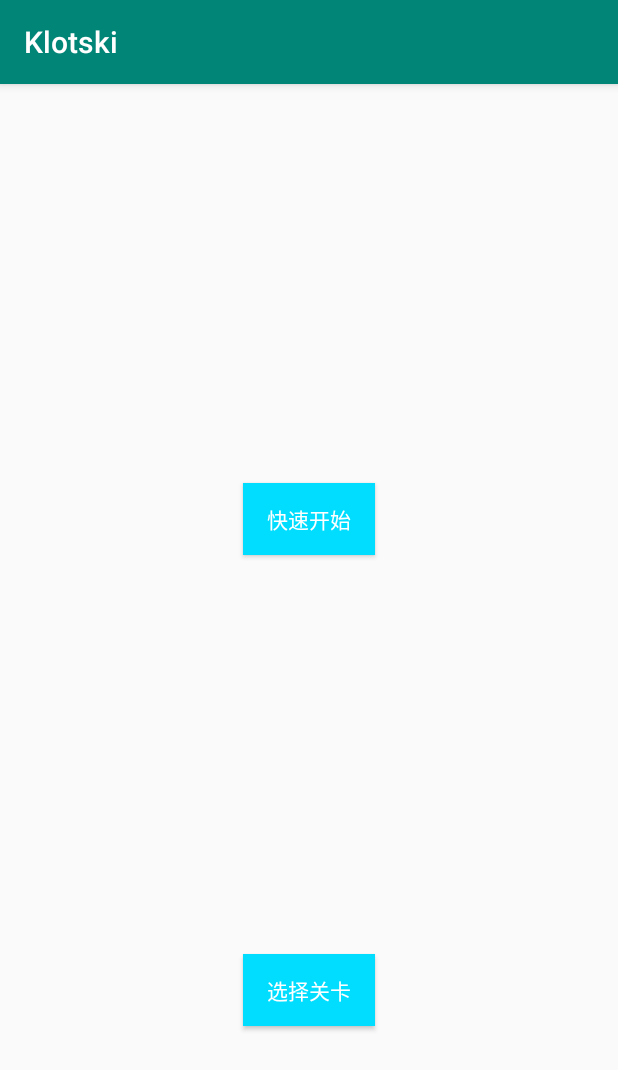
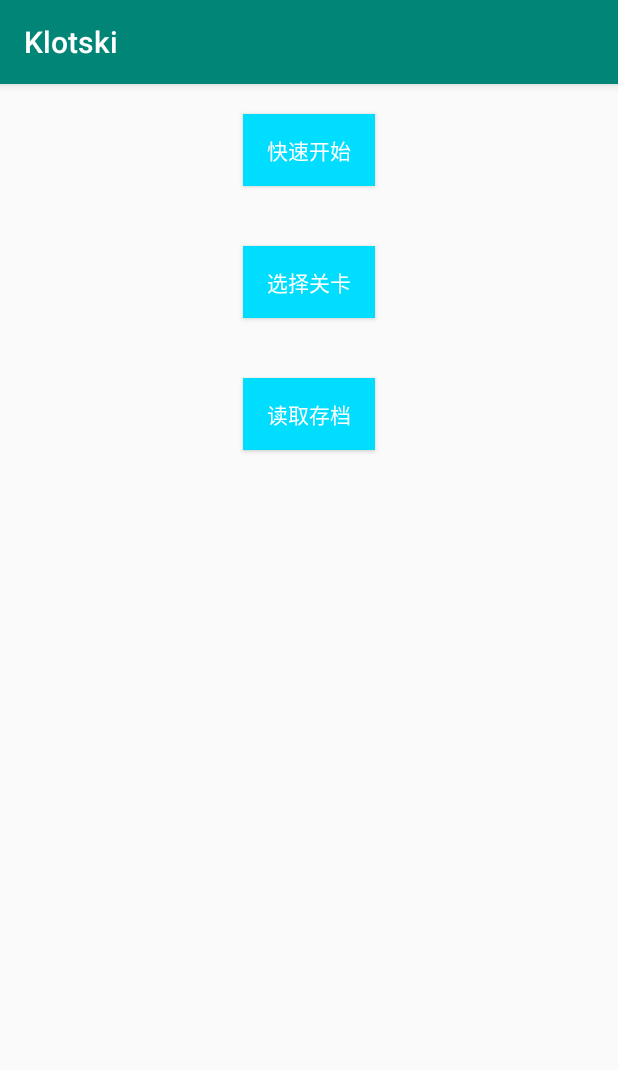
Before and after one commit to yuhaoha/Klotski, an Android app: the screen it shows after launch (MainActivity), on a phone screen of 412 x 824 dp. Shown: the top 1070 px of the screen. Run offline under Robolectric (Android 15) with nearby library versions, the phone set to English and light mode, and no system bars; libraries missing offline, so code that uses them is left out: com.idescout.sql; 1 statement that could not run was skipped.

Commit message:
使用Sqlite数据库存储关卡信息，其中关卡布局转换为json存储。删除人物图片。

```diff
--- a/app/build.gradle
+++ b/app/build.gradle
@@ -28,4 +28,6 @@ dependencies {
     implementation 'com.android.support:recyclerview-v7:28.0.0'
     implementation 'com.android.support:cardview-v7:28.0.0'
     implementation 'uk.co.chrisjenx:calligraphy:2.3.0'
+    implementation 'com.idescout.sql:sqlscout-server:4.1'
+    implementation 'com.google.code.gson:gson:2.8.5'
 }
--- a/app/src/main/java/com/nkcs/yuhao/klotski/MainActivity.java
+++ b/app/src/main/java/com/nkcs/yuhao/klotski/MainActivity.java
@@ -1,17 +1,35 @@
 package com.nkcs.yuhao.klotski;
 
 import android.content.Intent;
+import android.database.Cursor;
+import android.database.sqlite.SQLiteDatabase;
 import android.support.v7.app.AppCompatActivity;
 import android.os.Bundle;
+import android.util.Log;
 import android.view.View;
 import android.widget.TextView;
+import android.widget.Toast;
+
+import com.google.gson.Gson;
+import com.google.gson.reflect.TypeToken;
+import com.idescout.sql.SqlScoutServer;
+
+import java.util.Hashtable;
 
 public class MainActivity extends AppCompatActivity {
     static String LevelExtra = "Level";
+    static MainActivity context;
     @Override
     protected void onCreate(Bundle savedInstanceState) {
         super.onCreate(savedInstanceState);
+        SqlScoutServer.create(this, getPackageName());
         setContentView(R.layout.activity_main);
+        context = this;
+    }
+
+    public static MainActivity getActivity()
+    {
+        return context;
     }
 
     public void enterGame(View view) {
@@ -27,4 +45,7 @@ public class MainActivity extends AppCompatActivity {
         this.startActivity(intent);
     }
 
+    public void loadHistory(View view) {
+
+    }
 }
--- a/app/src/main/res/layout/activity_main.xml
+++ b/app/src/main/res/layout/activity_main.xml
@@ -1,44 +1,44 @@
 <?xml version="1.0" encoding="utf-8"?>
-<android.support.constraint.ConstraintLayout xmlns:android="http://schemas.android.com/apk/res/android"
-    xmlns:app="http://schemas.android.com/apk/res-auto"
+<LinearLayout xmlns:app="http://schemas.android.com/apk/res-auto"
     xmlns:tools="http://schemas.android.com/tools"
+    xmlns:android="http://schemas.android.com/apk/res/android"
+    android:layout_height="match_parent"
     android:layout_width="match_parent"
-    android:layout_height="match_parent"
+    android:orientation="vertical"
     tools:context=".MainActivity">
 
+
         <Button
+            android:background="@android:color/holo_blue_bright"
+            android:layout_height="wrap_content"
             android:layout_width="wrap_content"
-        android:layout_height="wrap_content"
-        android:layout_marginStart="8dp"
-        android:layout_marginLeft="8dp"
-        android:layout_marginTop="8dp"
-        android:layout_marginEnd="8dp"
-        android:layout_marginRight="8dp"
-        android:layout_marginBottom="8dp"
-        android:background="@android:color/holo_blue_bright"
             android:onClick="enterGame"
             android:text="快速开始"
-        android:textColor="@android:color/white"
-        app:layout_constraintBottom_toTopOf="@+id/button"
-        app:layout_constraintEnd_toEndOf="parent"
-        app:layout_constraintStart_toStartOf="parent"
-        app:layout_constraintTop_toTopOf="parent" />
+            android:layout_margin="20dp"
+            android:layout_gravity="center_horizontal"
+            android:textColor="@android:color/white" />
 
         <Button
+            android:background="@android:color/holo_blue_bright"
             android:id="@+id/button"
+            android:layout_height="wrap_content"
             android:layout_width="wrap_content"
-        android:layout_height="wrap_content"
-        android:layout_marginStart="8dp"
-        android:layout_marginLeft="8dp"
-        android:layout_marginEnd="8dp"
-        android:layout_marginRight="8dp"
-        android:layout_marginBottom="140dp"
-        android:background="@android:color/holo_blue_bright"
             android:onClick="chooseLevel"
             android:text="选择关卡"
-        android:textColor="@android:color/white"
-        app:layout_constraintBottom_toBottomOf="parent"
-        app:layout_constraintEnd_toEndOf="parent"
-        app:layout_constraintStart_toStartOf="parent" />
+            android:layout_margin="20dp"
+            android:layout_gravity="center_horizontal"
+            android:textColor="@android:color/white" />
 
-</android.support.constraint.ConstraintLayout>
+        <Button
+            android:background="@android:color/holo_blue_bright"
+            android:id="@+id/loadHistory"
+            android:layout_height="wrap_content"
+            android:layout_width="wrap_content"
+            android:onClick="loadHistory"
+            android:text="读取存档"
+            android:layout_margin="20dp"
+            android:layout_gravity="center_horizontal"
+            android:textColor="@android:color/white" />
+
+
+</LinearLayout>
--- a/app/src/main/res/layout/activity_play_game.xml
+++ b/app/src/main/res/layout/activity_play_game.xml
@@ -17,8 +17,7 @@
         android:layout_height="wrap_content"
         android:layout_gravity="center_horizontal"
         android:fontFamily="@font/xingshu"
-        android:textSize="40dp"
-        android:text="横刀立马"/>
+        android:textSize="40dp" />
 
     <!--游戏界面-->
     <com.nkcs.yuhao.klotski.KlotskiView
--- a/build.gradle
+++ b/build.gradle
@@ -19,6 +19,9 @@ allprojects {
     repositories {
         google()
         jcenter()
+        maven {
+            url 'http://www.idescout.com/maven/repo/'
+        }
     }
 }
 
```
Also changed, not shown: app/src/main/java/com/nkcs/yuhao/klotski/ChooseLevel.java (+34 -17 lines), app/src/main/java/com/nkcs/yuhao/klotski/DatabaseHelper.java (added, +141 -0 lines), app/src/main/java/com/nkcs/yuhao/klotski/KlotskiView.java (+20 -69 lines), app/src/main/java/com/nkcs/yuhao/klotski/LevelListAdapter.java (+15 -8 lines), app/src/main/java/com/nkcs/yuhao/klotski/PlayGame.java (+7 -3 lines), app/src/main/java/com/nkcs/yuhao/klotski/TestForKlotski.java (added, +52 -0 lines), app/src/main/res/drawable/icon.png (deleted), app/src/main/res/drawable/role_caocao.jpg (deleted), app/src/main/res/drawable/role_guanyu.jpg (deleted), app/src/main/res/drawable/role_huangzhong.jpg (deleted), app/src/main/res/drawable/role_machao.jpg (deleted), app/src/main/res/drawable/role_soldier.jpg (deleted), app/src/main/res/drawable/role_zhangfei.jpg (deleted), app/src/main/res/drawable/role_zhaoyun.jpg (deleted). Lines whose indentation alone changed are shown as unchanged.
